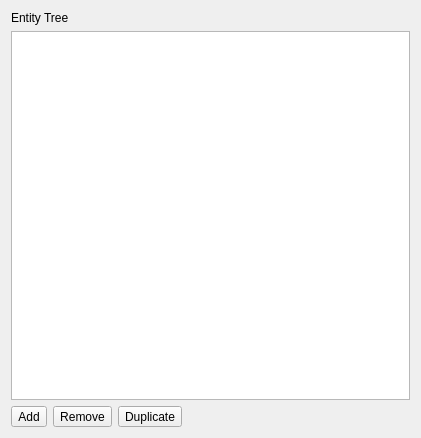
The window that src/sbml_views/sbmlentitywidget.ui (CSB-at-ZIB/BioPARKIN) describes before a commit, drawn with Qt 5.
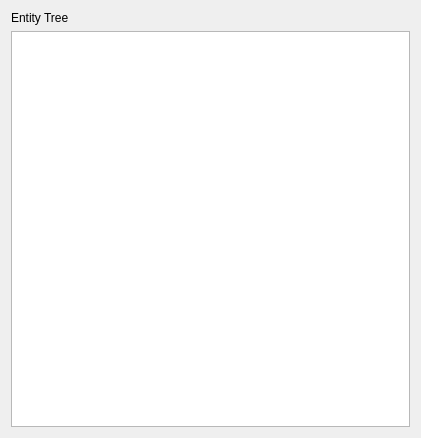
The same window after the commit. Icons and pictures are not drawn.

Commit message: * "Model" tab -> "Model Overview" * rename menu "simulation" to "actions" * entity tree: remove buttons (add/remove/duplicate) * Plot Widget: Uses tabs, now.

What changed in the file:
```diff
--- a/src/sbml_views/sbmlentitywidget.ui
+++ b/src/sbml_views/sbmlentitywidget.ui
@@ -44,56 +44,6 @@
      </property>
     </widget>
    </item>
-   <item>
-    <layout class="QHBoxLayout" name="horizontalLayout">
-     <item>
-      <widget class="QToolButton" name="buttonAdd">
-       <property name="text">
-        <string>Add</string>
-       </property>
-       <property name="icon">
-        <iconset resource="../resources.qrc">
-         <normaloff>:/editadd</normaloff>:/editadd</iconset>
-       </property>
-      </widget>
-     </item>
-     <item>
-      <widget class="QToolButton" name="buttonRemove">
-       <property name="text">
-        <string>Remove</string>
-       </property>
-       <property name="icon">
-        <iconset resource="../resources.qrc">
-         <normaloff>:/editdelete</normaloff>:/editdelete</iconset>
-       </property>
-      </widget>
-     </item>
-     <item>
-      <widget class="QToolButton" name="buttonCopy">
-       <property name="text">
-        <string>Duplicate</string>
-       </property>
-       <property name="icon">
-        <iconset resource="../resources.qrc">
-         <normaloff>:/editcopy</normaloff>:/editcopy</iconset>
-       </property>
-      </widget>
-     </item>
-     <item>
-      <spacer name="horizontalSpacer">
-       <property name="orientation">
-        <enum>Qt::Horizontal</enum>
-       </property>
-       <property name="sizeHint" stdset="0">
-        <size>
-         <width>40</width>
-         <height>20</height>
-        </size>
-       </property>
-      </spacer>
-     </item>
-    </layout>
-   </item>
   </layout>
  </widget>
  <resources>
```
The commit also changes 7 other files.
